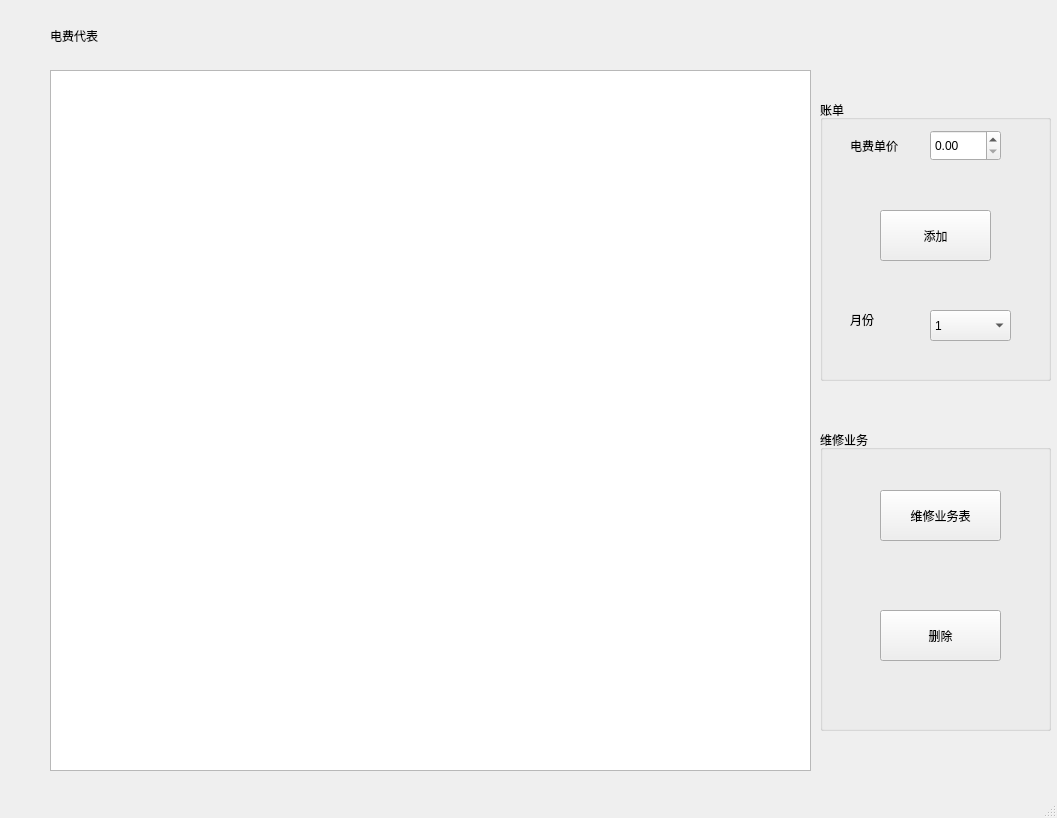
First picture: the form in eRepresentative.ui, repository Arsene-W/SQLCD, before the edit.
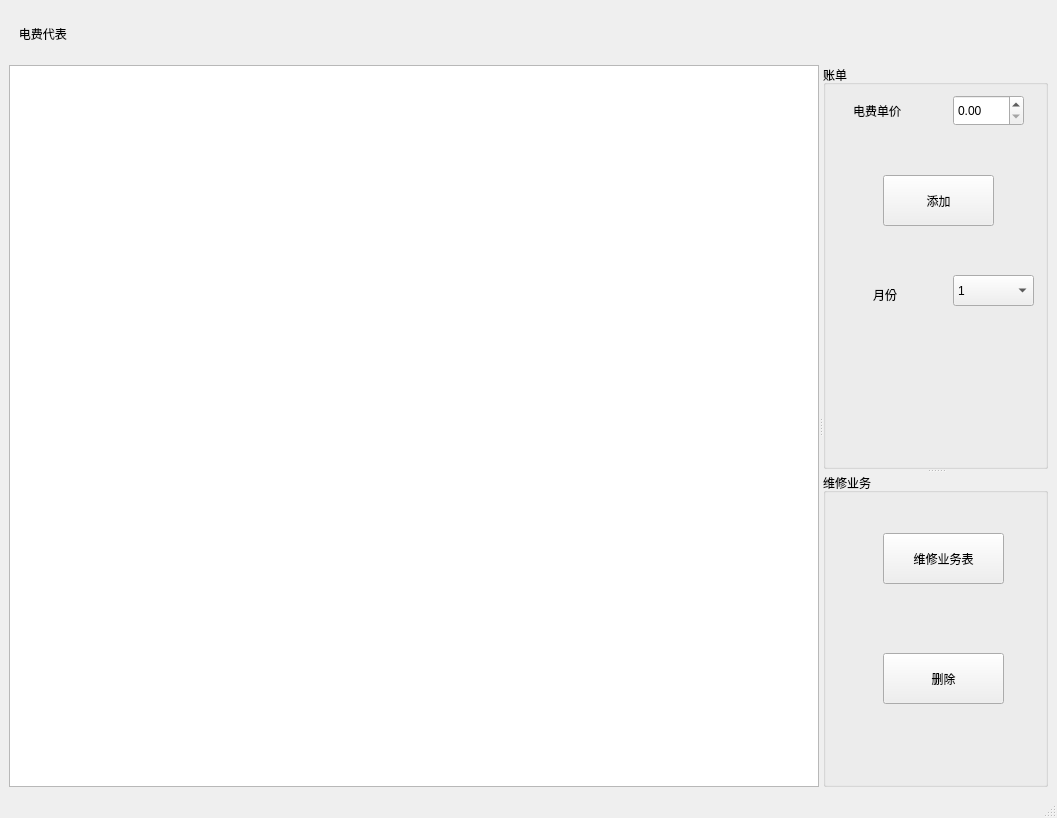
Second picture: the form after the edit.

Diff of the .ui file:
```diff
--- a/eRepresentative.ui
+++ b/eRepresentative.ui
@@ -17,40 +17,58 @@
    <string notr="true">font: 11pt &quot;黑体&quot;;</string>
   </property>
   <widget class="QWidget" name="centralwidget">
+   <layout class="QVBoxLayout" name="verticalLayout">
+    <item>
    <widget class="QLabel" name="label">
-    <property name="geometry">
-     <rect>
-      <x>50</x>
-      <y>20</y>
-      <width>91</width>
-      <height>31</height>
-     </rect>
+      <property name="minimumSize">
+       <size>
+        <width>0</width>
+        <height>0</height>
+       </size>
+      </property>
+      <property name="maximumSize">
+       <size>
+        <width>16777215</width>
+        <height>50</height>
+       </size>
     </property>
     <property name="styleSheet">
      <string notr="true">font: 14pt &quot;黑体&quot;;</string>
     </property>
     <property name="text">
-     <string>电费代表</string>
-    </property>
-   </widget>
+       <string>   电费代表</string>
+      </property>
+     </widget>
+    </item>
+    <item>
+     <widget class="QSplitter" name="splitter_2">
+      <property name="orientation">
+       <enum>Qt::Horizontal</enum>
+      </property>
    <widget class="QTableView" name="tableView">
-    <property name="geometry">
-     <rect>
-      <x>50</x>
-      <y>70</y>
+       <property name="minimumSize">
+        <size>
       <width>761</width>
       <height>701</height>
-     </rect>
-    </property>
-   </widget>
+        </size>
+       </property>
+       <property name="styleSheet">
+        <string notr="true">font: 14pt &quot;黑体&quot;;</string>
+       </property>
+      </widget>
+      <widget class="QSplitter" name="splitter">
+       <property name="orientation">
+        <enum>Qt::Vertical</enum>
+       </property>
    <widget class="QGroupBox" name="groupBox">
-    <property name="geometry">
-     <rect>
-      <x>820</x>
-      <y>100</y>
-      <width>231</width>
-      <height>281</height>
-     </rect>
+        <property name="minimumSize">
+         <size>
+          <width>225</width>
+          <height>341</height>
+         </size>
+        </property>
+        <property name="styleSheet">
+         <string notr="true">font: 14pt &quot;Agency FB&quot;;</string>
     </property>
     <property name="title">
      <string>账单</string>
@@ -60,7 +78,7 @@
       <rect>
        <x>30</x>
        <y>30</y>
-       <width>71</width>
+           <width>91</width>
        <height>31</height>
       </rect>
      </property>
@@ -74,7 +92,7 @@
     <widget class="QDoubleSpinBox" name="doubleSpinBox">
      <property name="geometry">
       <rect>
-       <x>110</x>
+           <x>130</x>
        <y>30</y>
        <width>71</width>
        <height>31</height>
@@ -100,7 +118,7 @@
     <widget class="QComboBox" name="comboBox">
      <property name="geometry">
       <rect>
-       <x>110</x>
+           <x>130</x>
        <y>210</y>
        <width>81</width>
        <height>31</height>
@@ -170,8 +188,8 @@
     <widget class="QLabel" name="label_2">
      <property name="geometry">
       <rect>
-       <x>30</x>
-       <y>210</y>
+           <x>50</x>
+           <y>220</y>
        <width>54</width>
        <height>20</height>
       </rect>
@@ -185,13 +203,14 @@
     </widget>
    </widget>
    <widget class="QGroupBox" name="groupBox_2">
-    <property name="geometry">
-     <rect>
-      <x>820</x>
-      <y>430</y>
-      <width>231</width>
-      <height>301</height>
-     </rect>
+        <property name="minimumSize">
+         <size>
+          <width>225</width>
+          <height>265</height>
+         </size>
+        </property>
+        <property name="styleSheet">
+         <string notr="true">font: 14pt &quot;Agency FB&quot;;</string>
     </property>
     <property name="title">
      <string>维修业务</string>
@@ -226,6 +245,10 @@
      </property>
     </widget>
    </widget>
+      </widget>
+     </widget>
+    </item>
+   </layout>
   </widget>
   <widget class="QStatusBar" name="statusbar"/>
  </widget>
```
Left out of the diff: 10 changed lines with no effect on the pictures. Lines whose indentation alone changed are shown as unchanged.
